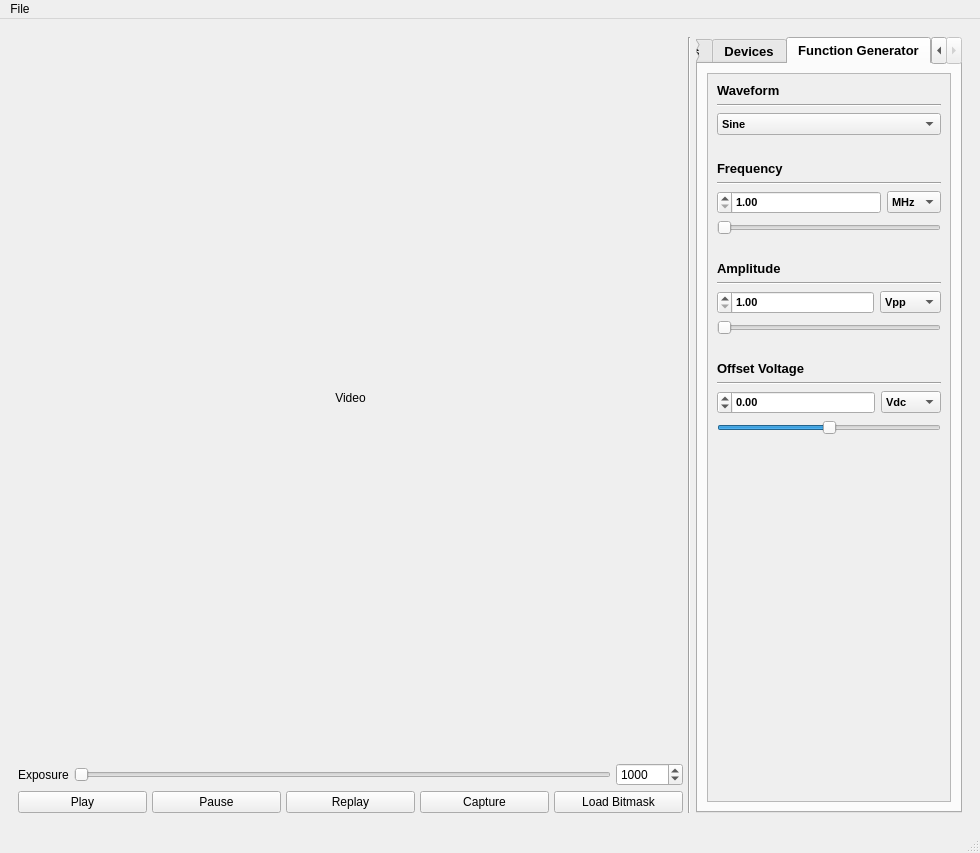
The window that src/ui/dlpctl.ui (tarumishra9498/dlpctlF25) describes before a commit, drawn with Qt 5.
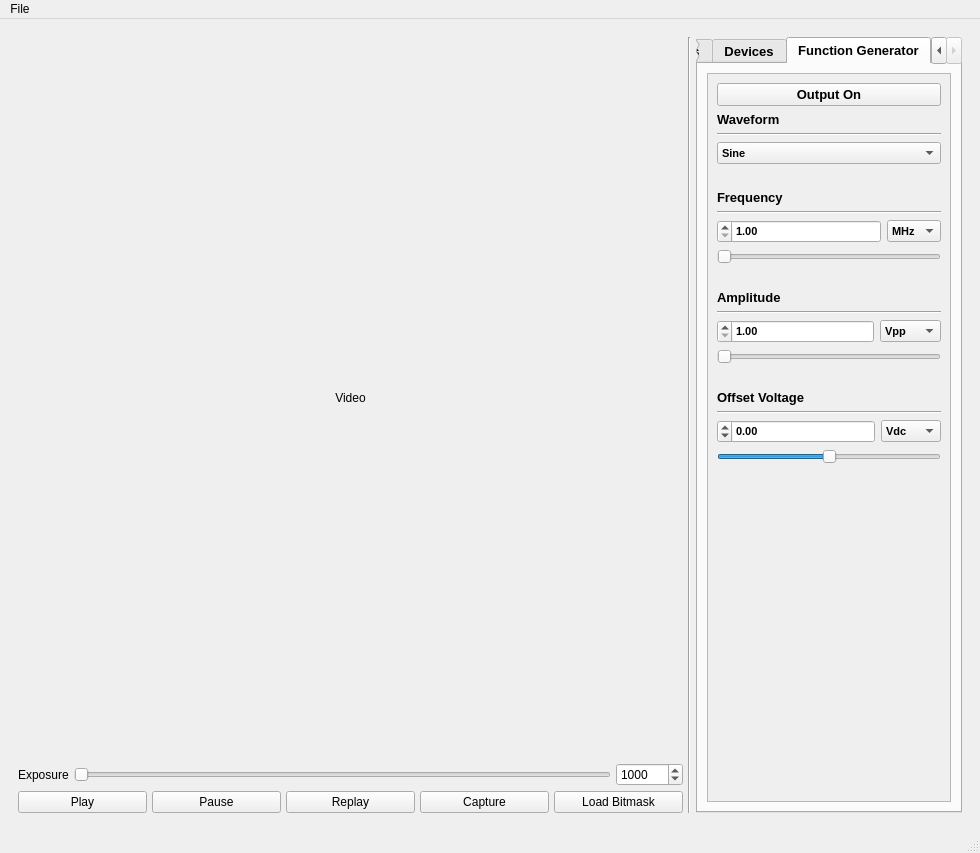
The same window after the commit. Icons and pictures are not drawn. Custom widgets are drawn as their Qt base class.

Commit message: function generator output on button

```diff
--- a/src/ui/dlpctl.ui
+++ b/src/ui/dlpctl.ui
@@ -1000,7 +1000,7 @@
                   <x>0</x>
                   <y>0</y>
                   <width>238</width>
-                  <height>426</height>
+                  <height>450</height>
                  </rect>
                 </property>
                 <property name="sizePolicy">
@@ -1010,6 +1010,16 @@
                  </sizepolicy>
                 </property>
                 <layout class="QVBoxLayout" name="verticalLayout_6">
+                 <item>
+                  <widget class="QPushButton" name="fgen_output_on">
+                   <property name="text">
+                    <string>Output On</string>
+                   </property>
+                   <property name="checkable">
+                    <bool>true</bool>
+                   </property>
+                  </widget>
+                 </item>
                  <item>
                   <layout class="QGridLayout" name="waveform_grid">
                    <item row="3" column="0">
```
Left out of the diff: 4 changed lines with no effect on the pictures. The commit also changes 1 other file.
